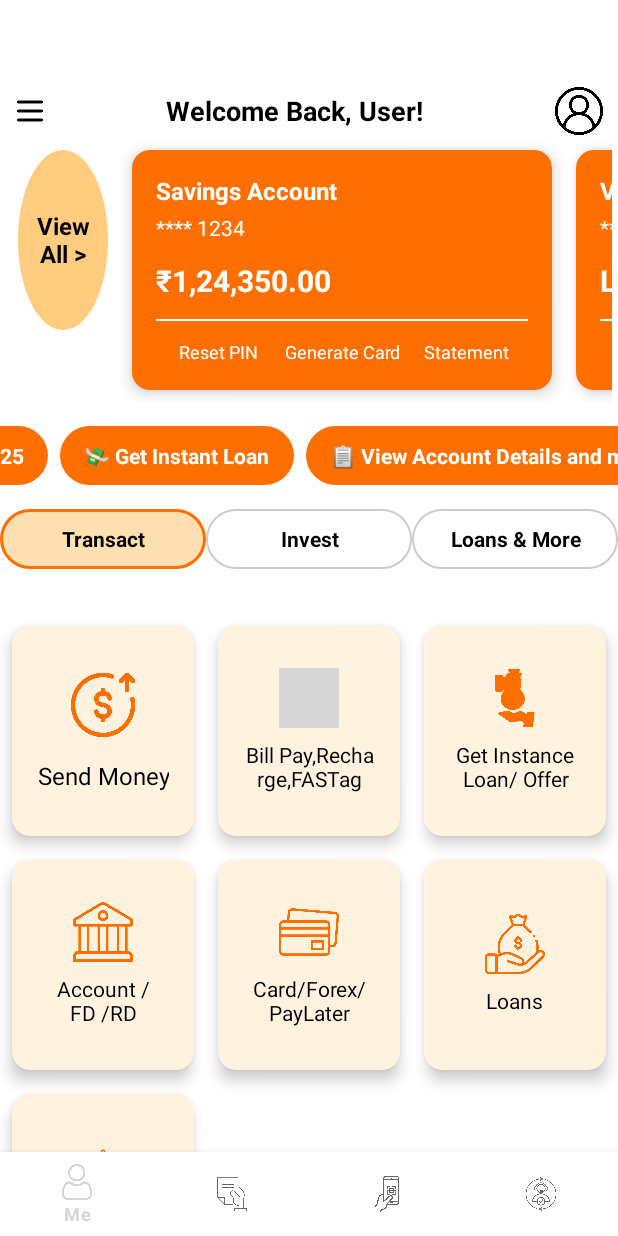
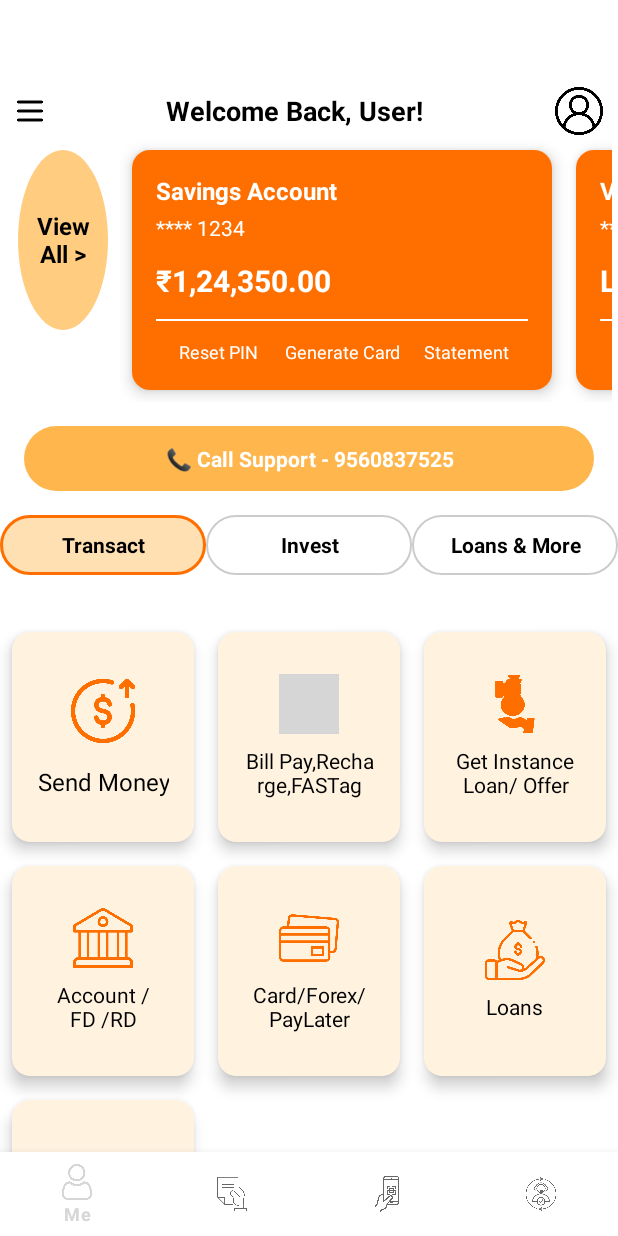
Before and after one commit to kshreeram813/Android-Banking-Dashboard, an Android app: the screen it shows after launch (MainActivity), on a phone screen of 412 x 824 dp. Run offline under Robolectric (Android 15) with nearby library versions, the phone set to English and light mode, and no system bars; our stand-ins replace navigation-ui; grey boxes are pictures that could not be loaded.

```diff
--- a/app/src/main/java/com/kushwaha/omnipractice/CardAdapter.kt
+++ /dev/null
@@ -1,30 +0,0 @@
-package com.kushwaha.omnipractice
-
-import android.view.LayoutInflater
-import android.view.View
-import android.view.ViewGroup
-import android.widget.TextView
-import androidx.recyclerview.widget.RecyclerView
-
-class CardAdapter(private val items: List<String>) : RecyclerView.Adapter<CardAdapter.CardViewHolder>() {
-
-    inner class CardViewHolder(itemView: View) : RecyclerView.ViewHolder(itemView) {
-        val title = itemView.findViewById<TextView>(R.id.cardTitle)
-        val number = itemView.findViewById<TextView>(R.id.cardNumber)
-        val amount = itemView.findViewById<TextView>(R.id.cardAmount)
-    }
-
-    override fun onCreateViewHolder(parent: ViewGroup, viewType: Int): CardViewHolder {
-        val view = LayoutInflater.from(parent.context).inflate(R.layout.item_card, parent, false)
-        return CardViewHolder(view)
-    }
-
-    override fun getItemCount(): Int = items.size
-
-    override fun onBindViewHolder(holder: CardViewHolder, position: Int) {
-        val item = items[position]
-        holder.title.text = item
-        holder.number.text = "**** ${1000 + position * 1111}"
-        holder.amount.text = "₹${(10000..50000).random()}"
-    }
-}
--- a/app/src/main/java/com/kushwaha/omnipractice/ui/home/HomeFragment.kt
+++ b/app/src/main/java/com/kushwaha/omnipractice/ui/home/HomeFragment.kt
@@ -20,19 +20,12 @@ class HomeFragment : Fragment() {
     private val binding get() = _binding!!
 
     private val scrollHandler = Handler(Looper.getMainLooper())
-    private var scrollXPos = 0
 
-    private val scrollRunnable = object : Runnable {
+    private val flipRunnable = object : Runnable {
         override fun run() {
-            val scrollView = binding.autoScrollView
-            val maxScroll = scrollView.getChildAt(0).width - scrollView.width
-
-            scrollXPos += 300
-            if (scrollXPos >= maxScroll) {
-                scrollXPos = 0
-            }
-
-            scrollView.smoothScrollTo(scrollXPos, 0)
+            val flipper = binding.actionFlipper
+            val nextIndex = (flipper.displayedChild + 1) % flipper.childCount
+            flipper.displayedChild = nextIndex
             scrollHandler.postDelayed(this, 5000)
         }
     }
@@ -57,11 +50,11 @@ class HomeFragment : Fragment() {
         _binding = FragmentHomeBinding.inflate(inflater, container, false)
 
         // Start auto-scroll after layout is drawn
-        binding.autoScrollView.doOnPreDraw {
-            scrollHandler.postDelayed(scrollRunnable, 5000)
-        }
+            binding.actionFlipper.doOnPreDraw {
+                scrollHandler.postDelayed(flipRunnable, 5000)
+            }
 
-        // Load TransactFragment by default
+            // Load TransactFragment by default
         replaceFragment(TransactFragment())
         binding.tabRadioGroup.check(R.id.tabTransact) // set default selected
 
@@ -79,7 +72,7 @@ class HomeFragment : Fragment() {
 
     override fun onDestroyView() {
         super.onDestroyView()
-        scrollHandler.removeCallbacks(scrollRunnable)
+        scrollHandler.removeCallbacks(flipRunnable)
         _binding = null
     }
 
--- a/app/src/main/res/drawable/bg_action_chip.xml
+++ b/app/src/main/res/drawable/bg_action_chip.xml
@@ -4,7 +4,7 @@
 
     <item>
         <shape android:shape="rectangle">
-            <solid android:color="#FF6F00" />
+            <solid android:color="#FFB74D" />
             <corners android:radius="24dp" />
         </shape>
     </item>
--- a/app/src/main/res/layout/fragment_home.xml
+++ b/app/src/main/res/layout/fragment_home.xml
@@ -94,62 +94,60 @@
 
             </LinearLayout>
 
-        <HorizontalScrollView
-            android:id="@+id/autoScrollView"
+        <ViewFlipper
+            android:id="@+id/actionFlipper"
             android:layout_width="match_parent"
             android:layout_height="wrap_content"
             android:layout_marginTop="16dp"
-            android:scrollbars="none">
-
-        <LinearLayout
-                android:layout_width="wrap_content"
-                android:layout_height="wrap_content"
-                android:orientation="horizontal"
-                android:paddingStart="8dp"
-                android:paddingEnd="8dp"
-                android:gravity="center_vertical">
+            android:inAnimation="@android:anim/slide_in_left"
+            android:outAnimation="@android:anim/slide_out_right"
+            android:autoStart="true"
+            android:flipInterval="3000"
+            android:background="@android:color/transparent">
 
             <!-- Action 1 -->
             <TextView
                 android:text="📞 Call Support - 9560837525"
                 android:paddingHorizontal="16dp"
-                    android:paddingVertical="10dp"
-                    android:layout_marginEnd="8dp"
+                android:paddingVertical="12dp"
+                android:layout_marginHorizontal="16dp"
                 android:textColor="#FFFFFF"
                 android:textSize="14sp"
                 android:textStyle="bold"
                 android:background="@drawable/bg_action_chip"
-                    android:layout_width="wrap_content"
+                android:gravity="center"
+                android:layout_width="match_parent"
                 android:layout_height="wrap_content" />
 
             <!-- Action 2 -->
             <TextView
                 android:text="💸 Get Instant Loan"
                 android:paddingHorizontal="16dp"
-                    android:paddingVertical="10dp"
-                    android:layout_marginEnd="8dp"
+                android:paddingVertical="12dp"
+                android:layout_marginHorizontal="16dp"
                 android:textColor="#FFFFFF"
                 android:textSize="14sp"
                 android:textStyle="bold"
                 android:background="@drawable/bg_action_chip"
-                    android:layout_width="wrap_content"
+                android:gravity="center"
+                android:layout_width="match_parent"
                 android:layout_height="wrap_content" />
 
             <!-- Action 3 -->
             <TextView
                 android:text="📋 View Account Details and many more"
                 android:paddingHorizontal="16dp"
-                    android:paddingVertical="10dp"
-                    android:layout_marginEnd="8dp"
+                android:paddingVertical="12dp"
+                android:layout_marginHorizontal="16dp"
                 android:textColor="#FFFFFF"
                 android:textSize="14sp"
                 android:textStyle="bold"
                 android:background="@drawable/bg_action_chip"
-                    android:layout_width="wrap_content"
+                android:gravity="center"
+                android:layout_width="match_parent"
                 android:layout_height="wrap_content" />
+        </ViewFlipper>
 
-            </LinearLayout>
-        </HorizontalScrollView>
 
         <RadioGroup
             android:id="@+id/tabRadioGroup"
@@ -201,7 +199,9 @@
             android:id="@+id/childFragmentContainer"
             android:name="androidx.fragment.app.Fragment"
             android:layout_width="match_parent"
-            android:layout_height="match_parent" />
+            android:layout_height="wrap_content"
+            android:layout_marginBottom="100dp"
+            />
 
     </LinearLayout>
 </ScrollView>
```
Lines whose indentation alone changed are shown as unchanged.
